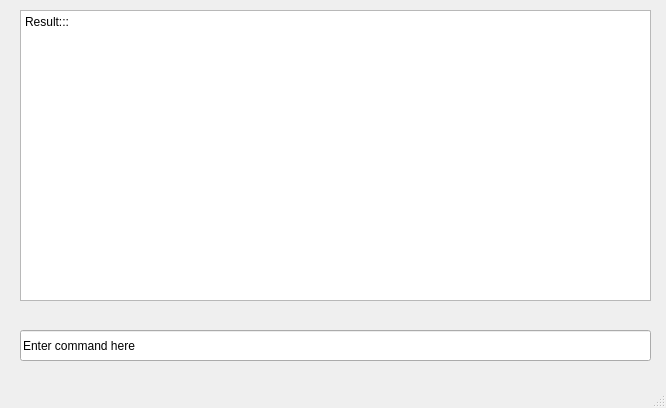
First picture: the form in mainwindow.ui, repository yuceturkomer/GTUVOS, before the edit.
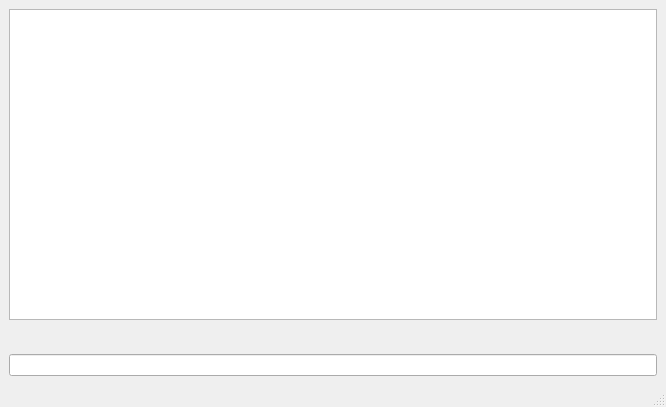
Second picture: the form after the edit.

```diff
--- a/mainwindow.ui
+++ b/mainwindow.ui
@@ -7,43 +7,55 @@
     <x>0</x>
     <y>0</y>
     <width>666</width>
-    <height>408</height>
+    <height>407</height>
    </rect>
   </property>
   <property name="windowTitle">
-   <string>MainWindow</string>
+   <string>GTUVirtualOS</string>
+  </property>
+  <property name="autoFillBackground">
+   <bool>false</bool>
   </property>
   <widget class="QWidget" name="centralwidget">
-   <widget class="QLineEdit" name="lineEdit">
-    <property name="geometry">
-     <rect>
-      <x>20</x>
-      <y>330</y>
-      <width>631</width>
-      <height>31</height>
-     </rect>
-    </property>
-    <property name="text">
-     <string>Enter command here</string>
-    </property>
-   </widget>
-   <widget class="QTextBrowser" name="textBrowser">
-    <property name="geometry">
-     <rect>
-      <x>20</x>
-      <y>10</y>
-      <width>631</width>
-      <height>291</height>
-     </rect>
-    </property>
-    <property name="html">
-     <string>&lt;!DOCTYPE HTML PUBLIC &quot;-//W3C//DTD HTML 4.0//EN&quot; &quot;http://www.w3.org/TR/REC-html40/strict.dtd&quot;&gt;
+   <property name="autoFillBackground">
+    <bool>false</bool>
+   </property>
+   <layout class="QGridLayout" name="gridLayout">
+    <item row="0" column="0">
+     <widget class="QTextBrowser" name="textBrowser">
+      <property name="autoFillBackground">
+       <bool>false</bool>
+      </property>
+      <property name="html">
+       <string>&lt;!DOCTYPE HTML PUBLIC &quot;-//W3C//DTD HTML 4.0//EN&quot; &quot;http://www.w3.org/TR/REC-html40/strict.dtd&quot;&gt;
 &lt;html&gt;&lt;head&gt;&lt;meta name=&quot;qrichtext&quot; content=&quot;1&quot; /&gt;&lt;style type=&quot;text/css&quot;&gt;
 p, li { white-space: pre-wrap; }
 &lt;/style&gt;&lt;/head&gt;&lt;body style=&quot; font-family:'Sans Serif'; font-size:9pt; font-weight:400; font-style:normal;&quot;&gt;
-&lt;p style=&quot; margin-top:0px; margin-bottom:0px; margin-left:0px; margin-right:0px; -qt-block-indent:0; text-indent:0px;&quot;&gt;Result:::&lt;/p&gt;&lt;/body&gt;&lt;/html&gt;</string>
-    </property>
-   </widget>
+&lt;p style=&quot;-qt-paragraph-type:empty; margin-top:0px; margin-bottom:0px; margin-left:0px; margin-right:0px; -qt-block-indent:0; text-indent:0px;&quot;&gt;&lt;br /&gt;&lt;/p&gt;&lt;/body&gt;&lt;/html&gt;</string>
+      </property>
+     </widget>
+    </item>
+    <item row="1" column="0">
+     <spacer name="horizontalSpacer">
+      <property name="orientation">
+       <enum>Qt::Horizontal</enum>
+      </property>
+      <property name="sizeHint" stdset="0">
+       <size>
+        <width>645</width>
+        <height>28</height>
+       </size>
+      </property>
+     </spacer>
+    </item>
+    <item row="2" column="0">
+     <widget class="QLineEdit" name="lineEdit">
+      <property name="text">
+       <string/>
+      </property>
+     </widget>
+    </item>
+   </layout>
   </widget>
   <widget class="QMenuBar" name="menubar">
    <property name="geometry">
```
Left out of the diff: 2 changed lines with no effect on the pictures.
